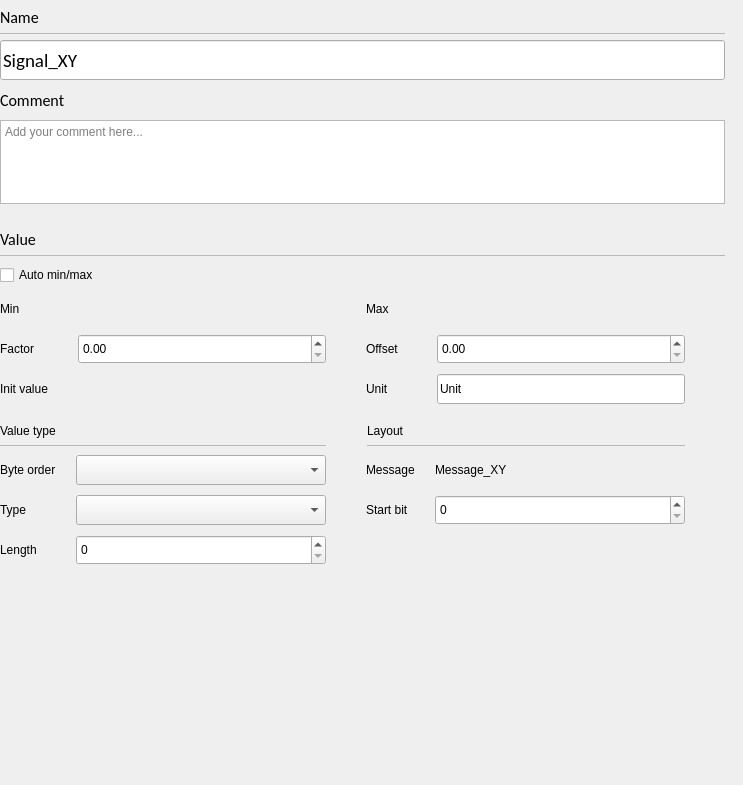
Qt form opensyde_tool/src/system_definition/bus_edit/C_SdBueSignalPropertiesWidget.ui (openSYDE/openSYDE) before a commit.
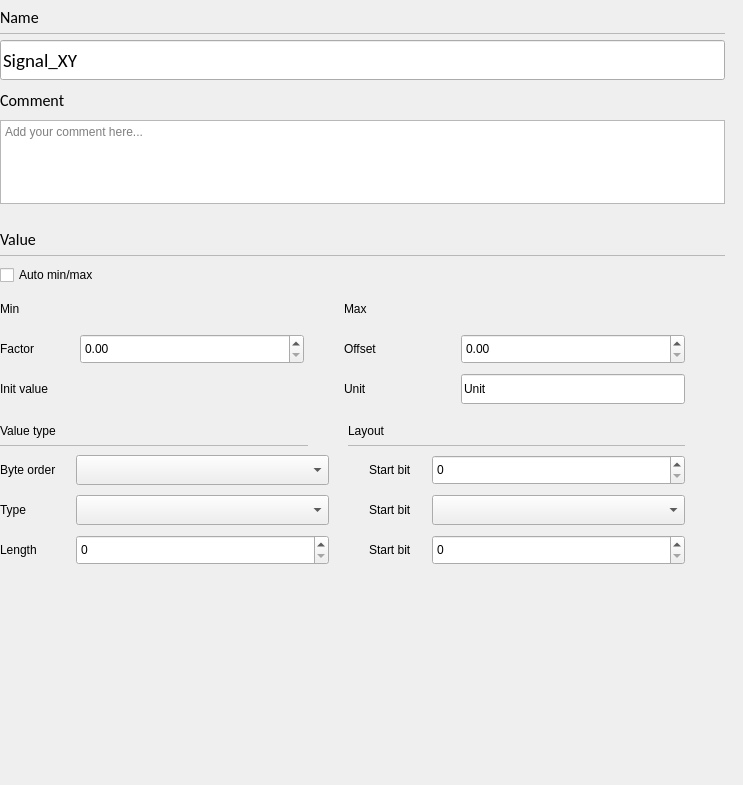
The same form after that commit. Custom widgets are drawn as their Qt base class.

What changed in the file:
```diff
--- a/opensyde_tool/src/system_definition/bus_edit/C_SdBueSignalPropertiesWidget.ui
+++ b/opensyde_tool/src/system_definition/bus_edit/C_SdBueSignalPropertiesWidget.ui
@@ -506,7 +506,7 @@
                </property>
                <property name="sizeHint" stdset="0">
                 <size>
-                 <width>38</width>
+                 <width>84</width>
                  <height>1</height>
                 </size>
                </property>
@@ -568,7 +568,7 @@
                </property>
                <property name="sizeHint" stdset="0">
                 <size>
-                 <width>38</width>
+                 <width>84</width>
                  <height>1</height>
                 </size>
                </property>
@@ -598,7 +598,7 @@
                </property>
                <property name="sizeHint" stdset="0">
                 <size>
-                 <width>30</width>
+                 <width>32</width>
                  <height>1</height>
                 </size>
                </property>
@@ -628,7 +628,7 @@
                </property>
                <property name="sizeHint" stdset="0">
                 <size>
-                 <width>30</width>
+                 <width>32</width>
                  <height>1</height>
                 </size>
                </property>
@@ -658,7 +658,7 @@
                </property>
                <property name="sizeHint" stdset="0">
                 <size>
-                 <width>30</width>
+                 <width>32</width>
                  <height>1</height>
                 </size>
                </property>
@@ -688,7 +688,7 @@
                </property>
                <property name="sizeHint" stdset="0">
                 <size>
-                 <width>38</width>
+                 <width>84</width>
                  <height>1</height>
                 </size>
                </property>
@@ -846,6 +846,11 @@
             <number>20</number>
            </property>
            <item>
+            <layout class="QHBoxLayout" name="horizontalLayout_3">
+             <property name="rightMargin">
+              <number>0</number>
+             </property>
+             <item>
             <layout class="QVBoxLayout" name="verticalLayout_4" stretch="1,0">
              <property name="spacing">
               <number>6</number>
@@ -918,6 +923,24 @@
             </layout>
            </item>
            <item>
+              <spacer name="horizontalSpacer_8">
+               <property name="orientation">
+                <enum>Qt::Horizontal</enum>
+               </property>
+               <property name="sizeType">
+                <enum>QSizePolicy::Fixed</enum>
+               </property>
+               <property name="sizeHint" stdset="0">
+                <size>
+                 <width>30</width>
+                 <height>20</height>
+                </size>
+               </property>
+              </spacer>
+             </item>
+            </layout>
+           </item>
+           <item>
             <spacer name="horizontalSpacer_41">
              <property name="orientation">
               <enum>Qt::Horizontal</enum>
@@ -927,7 +950,7 @@
              </property>
              <property name="sizeHint" stdset="0">
               <size>
-               <width>33</width>
+               <width>10</width>
                <height>1</height>
               </size>
              </property>
@@ -935,22 +958,6 @@
            </item>
            <item>
             <layout class="QHBoxLayout" name="horizontalLayout_2">
-             <item>
-              <spacer name="horizontalSpacer_8">
-               <property name="orientation">
-                <enum>Qt::Horizontal</enum>
-               </property>
-               <property name="sizeType">
-                <enum>QSizePolicy::Fixed</enum>
-               </property>
-               <property name="sizeHint" stdset="0">
-                <size>
-                 <width>8</width>
-                 <height>20</height>
-                </size>
-               </property>
-              </spacer>
-             </item>
              <item>
               <layout class="QVBoxLayout" name="verticalLayout_3" stretch="1,0">
                <property name="spacing">
@@ -1067,8 +1074,98 @@
            <property name="verticalSpacing">
             <number>10</number>
            </property>
-           <item row="0" column="1">
-            <widget class="stw_opensyde_gui_elements::C_OgeCbxText" name="pc_ComboBoxByteOrder">
+           <item row="0" column="3">
+            <layout class="QHBoxLayout" name="horizontalLayout_30" stretch="0,1">
+             <property name="spacing">
+              <number>6</number>
+             </property>
+             <item>
+              <widget class="stw_opensyde_gui_elements::C_OgeLabGroupItem" name="pc_LabelStartBit">
+               <property name="text">
+                <string>Start bit</string>
+               </property>
+              </widget>
+             </item>
+             <item>
+              <spacer name="horizontalSpacer_35">
+               <property name="orientation">
+                <enum>Qt::Horizontal</enum>
+               </property>
+               <property name="sizeType">
+                <enum>QSizePolicy::MinimumExpanding</enum>
+               </property>
+               <property name="sizeHint" stdset="0">
+                <size>
+                 <width>20</width>
+                 <height>1</height>
+                </size>
+               </property>
+              </spacer>
+             </item>
+            </layout>
+           </item>
+           <item row="1" column="3">
+            <layout class="QHBoxLayout" name="horizontalLayout_31" stretch="0,1">
+             <property name="spacing">
+              <number>6</number>
+             </property>
+             <item>
+              <widget class="stw_opensyde_gui_elements::C_OgeLabGroupItem" name="pc_LabelMuxType">
+               <property name="text">
+                <string>Start bit</string>
+               </property>
+              </widget>
+             </item>
+             <item>
+              <spacer name="horizontalSpacer_43">
+               <property name="orientation">
+                <enum>Qt::Horizontal</enum>
+               </property>
+               <property name="sizeType">
+                <enum>QSizePolicy::MinimumExpanding</enum>
+               </property>
+               <property name="sizeHint" stdset="0">
+                <size>
+                 <width>20</width>
+                 <height>1</height>
+                </size>
+               </property>
+              </spacer>
+             </item>
+            </layout>
+           </item>
+           <item row="2" column="3">
+            <layout class="QHBoxLayout" name="horizontalLayout_35" stretch="0,1">
+             <property name="spacing">
+              <number>6</number>
+             </property>
+             <item>
+              <widget class="stw_opensyde_gui_elements::C_OgeLabGroupItem" name="pc_LabelMuxValue">
+               <property name="text">
+                <string>Start bit</string>
+               </property>
+              </widget>
+             </item>
+             <item>
+              <spacer name="horizontalSpacer_44">
+               <property name="orientation">
+                <enum>Qt::Horizontal</enum>
+               </property>
+               <property name="sizeType">
+                <enum>QSizePolicy::MinimumExpanding</enum>
+               </property>
+               <property name="sizeHint" stdset="0">
+                <size>
+                 <width>20</width>
+                 <height>1</height>
+                </size>
+               </property>
+              </spacer>
+             </item>
+            </layout>
+           </item>
+           <item row="0" column="4">
+            <widget class="stw_opensyde_gui_elements::C_OgeSpxNumber" name="pc_SpinBoxStartBit">
              <property name="sizePolicy">
               <sizepolicy hsizetype="MinimumExpanding" vsizetype="MinimumExpanding">
                <horstretch>0</horstretch>
@@ -1089,14 +1186,8 @@
              </property>
             </widget>
            </item>
-           <item row="1" column="1">
-            <widget class="stw_opensyde_gui_elements::C_OgeCbxText" name="pc_ComboBoxType">
-             <property name="sizePolicy">
-              <sizepolicy hsizetype="MinimumExpanding" vsizetype="MinimumExpanding">
-               <horstretch>0</horstretch>
-               <verstretch>0</verstretch>
-              </sizepolicy>
-             </property>
+           <item row="1" column="4">
+            <widget class="stw_opensyde_gui_elements::C_OgeCbxText" name="pc_ComboBoxMuxType">
              <property name="minimumSize">
               <size>
                <width>100</width>
@@ -1111,21 +1202,27 @@
              </property>
             </widget>
            </item>
-           <item row="1" column="2">
-            <spacer name="horizontalSpacer_34">
-             <property name="orientation">
-              <enum>Qt::Horizontal</enum>
+           <item row="2" column="4">
+            <widget class="stw_opensyde_gui_elements::C_OgeSpxNumber" name="pc_SpinBoxMuxValue">
+             <property name="sizePolicy">
+              <sizepolicy hsizetype="MinimumExpanding" vsizetype="MinimumExpanding">
+               <horstretch>0</horstretch>
+               <verstretch>0</verstretch>
+              </sizepolicy>
              </property>
-             <property name="sizeType">
-              <enum>QSizePolicy::Fixed</enum>
+             <property name="minimumSize">
+              <size>
+               <width>100</width>
+               <height>30</height>
+              </size>
              </property>
-             <property name="sizeHint" stdset="0">
+             <property name="maximumSize">
               <size>
-               <width>40</width>
-               <height>1</height>
+               <width>16777215</width>
+               <height>30</height>
               </size>
              </property>
-            </spacer>
+            </widget>
            </item>
            <item row="0" column="0">
             <layout class="QHBoxLayout" name="horizontalLayout_33" stretch="0,1">
@@ -1157,35 +1254,21 @@
              </item>
             </layout>
            </item>
-           <item row="2" column="0">
-            <layout class="QHBoxLayout" name="horizontalLayout_34" stretch="0,1">
-             <property name="spacing">
-              <number>6</number>
-             </property>
-             <item>
-              <widget class="stw_opensyde_gui_elements::C_OgeLabGroupItem" name="pc_LabelLength">
-               <property name="text">
-                <string>Length</string>
-               </property>
-              </widget>
-             </item>
-             <item>
-              <spacer name="horizontalSpacer_38">
+           <item row="0" column="5">
+            <spacer name="horizontalSpacer_2">
                <property name="orientation">
                 <enum>Qt::Horizontal</enum>
                </property>
                <property name="sizeType">
-                <enum>QSizePolicy::MinimumExpanding</enum>
+              <enum>QSizePolicy::Fixed</enum>
                </property>
                <property name="sizeHint" stdset="0">
                 <size>
-                 <width>20</width>
-                 <height>1</height>
+               <width>40</width>
+               <height>20</height>
                 </size>
                </property>
               </spacer>
-             </item>
-            </layout>
            </item>
            <item row="2" column="2">
             <spacer name="horizontalSpacer_40">
@@ -1203,113 +1286,6 @@
              </property>
             </spacer>
            </item>
-           <item row="0" column="4">
-            <widget class="stw_opensyde_gui_elements::C_OgeLabGroupItemValue" name="pc_LabelMessageValue">
-             <property name="sizePolicy">
-              <sizepolicy hsizetype="MinimumExpanding" vsizetype="MinimumExpanding">
-               <horstretch>0</horstretch>
-               <verstretch>0</verstretch>
-              </sizepolicy>
-             </property>
-             <property name="minimumSize">
-              <size>
-               <width>100</width>
-               <height>30</height>
-              </size>
-             </property>
-             <property name="maximumSize">
-              <size>
-               <width>16777215</width>
-               <height>30</height>
-              </size>
-             </property>
-             <property name="text">
-              <string>Message_XY</string>
-             </property>
-            </widget>
-           </item>
-           <item row="1" column="4">
-            <widget class="stw_opensyde_gui_elements::C_OgeSpxNumber" name="pc_SpinBoxStartBit">
-             <property name="sizePolicy">
-              <sizepolicy hsizetype="MinimumExpanding" vsizetype="MinimumExpanding">
-               <horstretch>0</horstretch>
-               <verstretch>0</verstretch>
-              </sizepolicy>
-             </property>
-             <property name="minimumSize">
-              <size>
-               <width>100</width>
-               <height>30</height>
-              </size>
-             </property>
-             <property name="maximumSize">
-              <size>
-               <width>16777215</width>
-               <height>30</height>
-              </size>
-             </property>
-            </widget>
-           </item>
-           <item row="1" column="3">
-            <layout class="QHBoxLayout" name="horizontalLayout_30" stretch="0,1">
-             <property name="spacing">
-              <number>6</number>
-             </property>
-             <item>
-              <widget class="stw_opensyde_gui_elements::C_OgeLabGroupItem" name="pc_LabelStartBit">
-               <property name="text">
-                <string>Start bit</string>
-               </property>
-              </widget>
-             </item>
-             <item>
-              <spacer name="horizontalSpacer_35">
-               <property name="orientation">
-                <enum>Qt::Horizontal</enum>
-               </property>
-               <property name="sizeType">
-                <enum>QSizePolicy::MinimumExpanding</enum>
-               </property>
-               <property name="sizeHint" stdset="0">
-                <size>
-                 <width>20</width>
-                 <height>1</height>
-                </size>
-               </property>
-              </spacer>
-             </item>
-            </layout>
-           </item>
-           <item row="0" column="3">
-            <layout class="QHBoxLayout" name="horizontalLayout_29" stretch="0,1">
-             <property name="spacing">
-              <number>6</number>
-             </property>
-             <item>
-              <widget class="stw_opensyde_gui_elements::C_OgeLabGroupItem" name="pc_LabelMessage">
-               <property name="text">
-                <string>Message</string>
-               </property>
-              </widget>
-             </item>
-             <item>
-              <spacer name="horizontalSpacer_32">
-               <property name="orientation">
-                <enum>Qt::Horizontal</enum>
-               </property>
-               <property name="sizeType">
-                <enum>QSizePolicy::MinimumExpanding</enum>
-               </property>
-               <property name="sizeHint" stdset="0">
-                <size>
-                 <width>20</width>
-                 <height>1</height>
-                </size>
-               </property>
-              </spacer>
-             </item>
-            </layout>
-           </item>
            <item row="0" column="2">
             <spacer name="horizontalSpacer_33">
              <property name="orientation">
@@ -1342,38 +1318,6 @@
              </property>
             </spacer>
            </item>
-           <item row="1" column="5">
-            <spacer name="horizontalSpacer_3">
-             <property name="orientation">
-              <enum>Qt::Horizontal</enum>
-             </property>
-             <property name="sizeType">
-              <enum>QSizePolicy::Fixed</enum>
-             </property>
-             <property name="sizeHint" stdset="0">
-              <size>
-               <width>40</width>
-               <height>20</height>
-              </size>
-             </property>
-            </spacer>
-           </item>
-           <item row="0" column="5">
-            <spacer name="horizontalSpacer_2">
-             <property name="orientation">
-              <enum>Qt::Horizontal</enum>
-             </property>
-             <property name="sizeType">
-              <enum>QSizePolicy::Fixed</enum>
-             </property>
-             <property name="sizeHint" stdset="0">
-              <size>
-               <width>40</width>
-               <height>20</height>
-              </size>
-             </property>
-            </spacer>
-           </item>
            <item row="1" column="0">
             <layout class="QHBoxLayout" name="horizontalLayout_32" stretch="0,1">
              <property name="spacing">
@@ -1404,6 +1348,22 @@
              </item>
             </layout>
            </item>
+           <item row="1" column="5">
+            <spacer name="horizontalSpacer_3">
+             <property name="orientation">
+              <enum>Qt::Horizontal</enum>
+             </property>
+             <property name="sizeType">
+              <enum>QSizePolicy::Fixed</enum>
+             </property>
+             <property name="sizeHint" stdset="0">
+              <size>
+               <width>40</width>
+               <height>20</height>
+              </size>
+             </property>
+            </spacer>
+           </item>
            <item row="2" column="1">
             <widget class="stw_opensyde_gui_elements::C_OgeSpxNumber" name="pc_SpinBoxLength">
              <property name="sizePolicy">
@@ -1426,6 +1386,96 @@
              </property>
             </widget>
            </item>
+           <item row="1" column="1">
+            <widget class="stw_opensyde_gui_elements::C_OgeCbxText" name="pc_ComboBoxType">
+             <property name="sizePolicy">
+              <sizepolicy hsizetype="MinimumExpanding" vsizetype="MinimumExpanding">
+               <horstretch>0</horstretch>
+               <verstretch>0</verstretch>
+              </sizepolicy>
+             </property>
+             <property name="minimumSize">
+              <size>
+               <width>100</width>
+               <height>30</height>
+              </size>
+             </property>
+             <property name="maximumSize">
+              <size>
+               <width>16777215</width>
+               <height>30</height>
+              </size>
+             </property>
+            </widget>
+           </item>
+           <item row="1" column="2">
+            <spacer name="horizontalSpacer_34">
+             <property name="orientation">
+              <enum>Qt::Horizontal</enum>
+             </property>
+             <property name="sizeType">
+              <enum>QSizePolicy::Fixed</enum>
+             </property>
+             <property name="sizeHint" stdset="0">
+              <size>
+               <width>40</width>
+               <height>1</height>
+              </size>
+             </property>
+            </spacer>
+           </item>
+           <item row="0" column="1">
+            <widget class="stw_opensyde_gui_elements::C_OgeCbxText" name="pc_ComboBoxByteOrder">
+             <property name="sizePolicy">
+              <sizepolicy hsizetype="MinimumExpanding" vsizetype="MinimumExpanding">
+               <horstretch>0</horstretch>
+               <verstretch>0</verstretch>
+              </sizepolicy>
+             </property>
+             <property name="minimumSize">
+              <size>
+               <width>100</width>
+               <height>30</height>
+              </size>
+             </property>
+             <property name="maximumSize">
+              <size>
+               <width>16777215</width>
+               <height>30</height>
+              </size>
+             </property>
+            </widget>
+           </item>
+           <item row="2" column="0">
+            <layout class="QHBoxLayout" name="horizontalLayout_34" stretch="0,1">
+             <property name="spacing">
+              <number>6</number>
+             </property>
+             <item>
+              <widget class="stw_opensyde_gui_elements::C_OgeLabGroupItem" name="pc_LabelLength">
+               <property name="text">
+                <string>Length</string>
+               </property>
+              </widget>
+             </item>
+             <item>
+              <spacer name="horizontalSpacer_38">
+               <property name="orientation">
+                <enum>Qt::Horizontal</enum>
+               </property>
+               <property name="sizeType">
+                <enum>QSizePolicy::MinimumExpanding</enum>
+               </property>
+               <property name="sizeHint" stdset="0">
+                <size>
+                 <width>20</width>
+                 <height>1</height>
+                </size>
+               </property>
+              </spacer>
+             </item>
+            </layout>
+           </item>
           </layout>
          </item>
          <item>
@@ -1485,11 +1535,6 @@
    <extends>QLabel</extends>
    <header>C_OgeLabGroupItem.h</header>
   </customwidget>
-  <customwidget>
-   <class>stw_opensyde_gui_elements::C_OgeLabGroupItemValue</class>
-   <extends>QLabel</extends>
-   <header>C_OgeLabGroupItemValue.h</header>
-  </customwidget>
   <customwidget>
    <class>stw_opensyde_gui_elements::C_OgeCbxText</class>
    <extends>QComboBox</extends>
```
Lines whose indentation alone changed are shown as unchanged.
